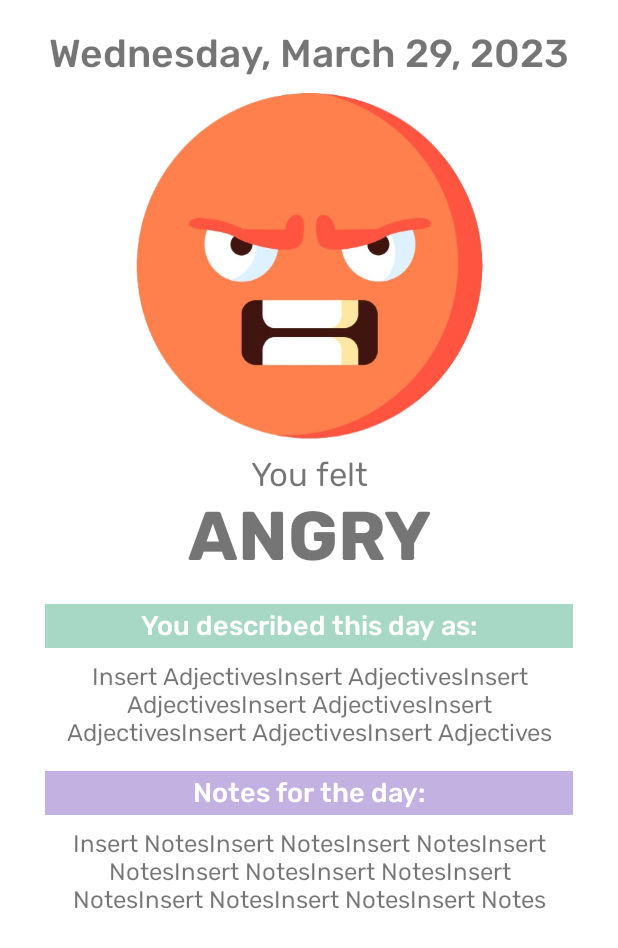
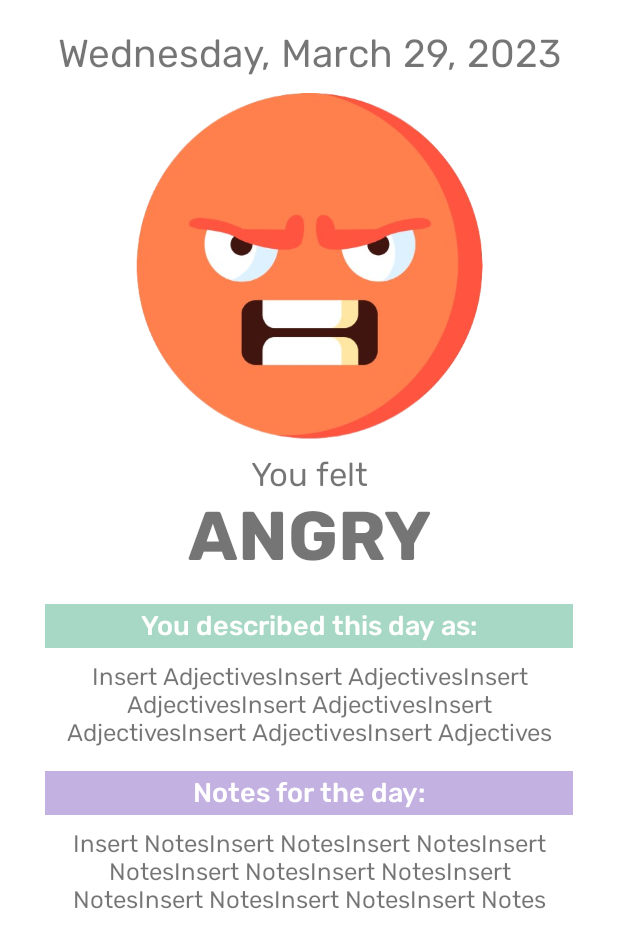
Before and after one commit to diegooooop/Bright_Side_Project, an Android app: the layout item_layout_weekly_entry.xml on its own in the app's theme, with its tools: preview values and no code run, on a phone screen of 412 x 824 dp. Shown: the top 948 px of the screen. Run offline under Robolectric (Android 15) with nearby library versions, the phone set to English and light mode, and no system bars.

Commit message:
changed fontstyle for date

```diff
--- a/app/src/main/res/layout/item_layout_weekly_entry.xml
+++ b/app/src/main/res/layout/item_layout_weekly_entry.xml
@@ -18,7 +18,7 @@
             android:id="@+id/tv_logdate"
             android:layout_width="match_parent"
             android:layout_height="wrap_content"
-            android:fontFamily="@font/rubik_medium"
+            android:fontFamily="@font/rubik"
             android:gravity="center"
             android:text="Wednesday, March 29, 2023"
             android:textSize="26sp" />
```
